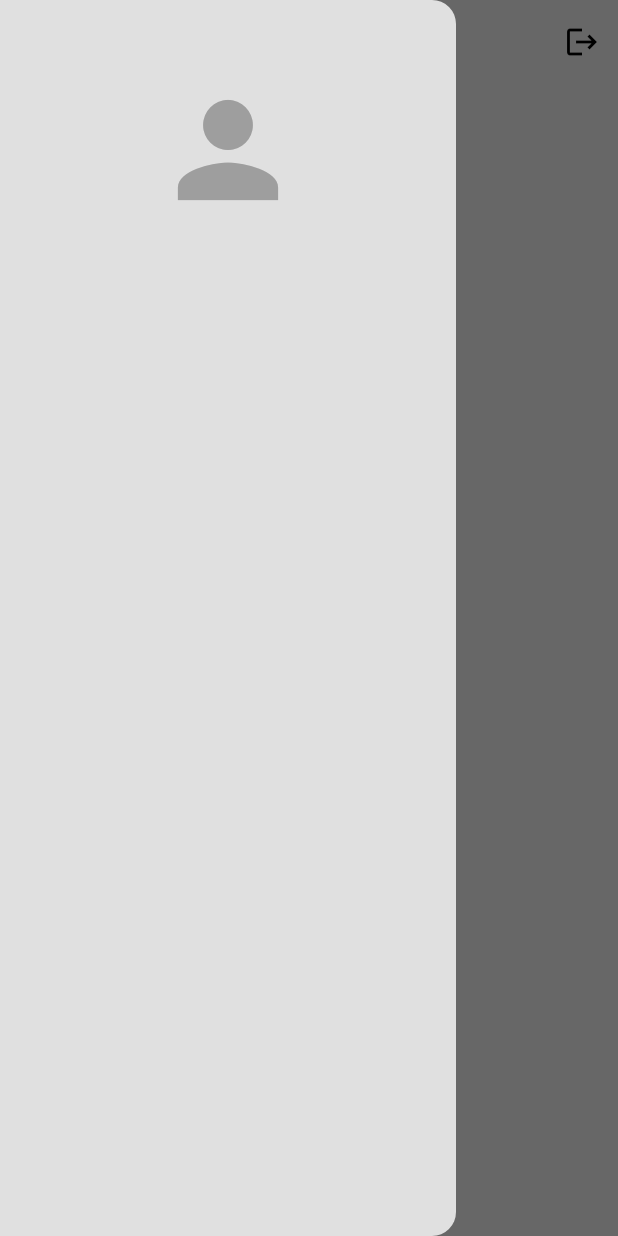
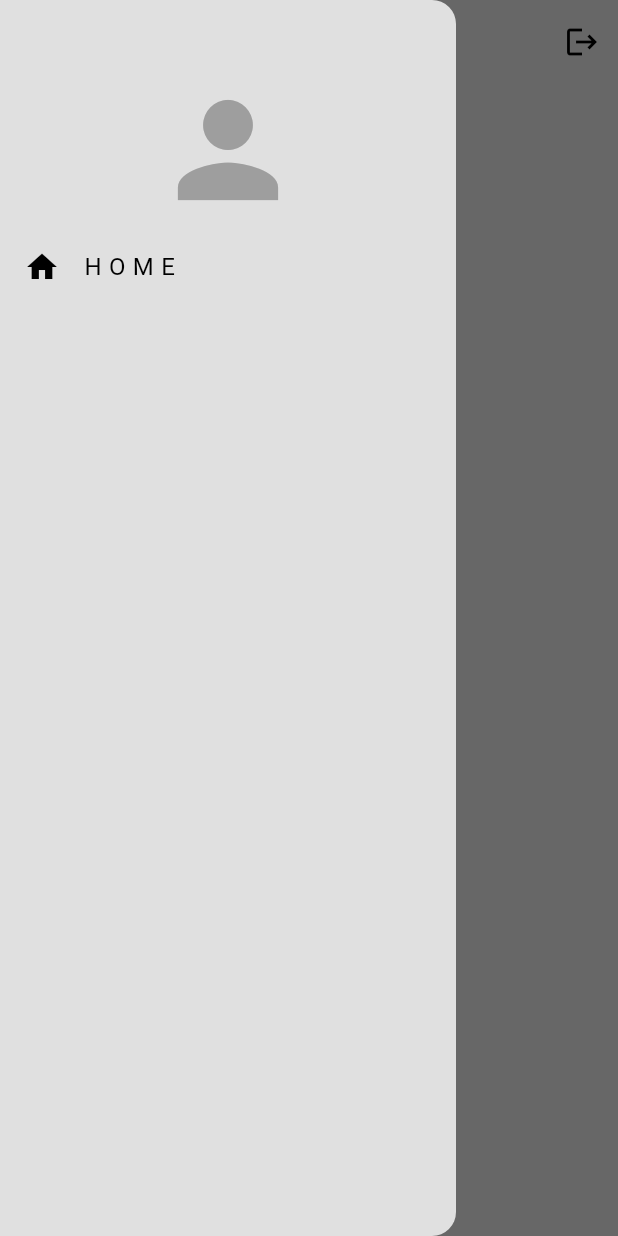
Before and after one commit to harshit81201/Social_Media_App, a Flutter app: the HomePage screen opened directly, with the side drawer open, on a phone screen of 412 x 824 dp. Run offline on Flutter 3.47's test engine with Material 3 defaults, Android fonts, the phone set to English and light mode, and no system bars; our stand-ins replace cloud_firestore, firebase_auth, firebase_core, flutter_bloc; accounts and stored records are empty.

Commit message:
updated drawer

```diff
--- a/lib/features/post/presentation/components/my_drawer.dart
+++ b/lib/features/post/presentation/components/my_drawer.dart
@@ -1,4 +1,5 @@
 import 'package:flutter/material.dart';
+import 'package:social_media_app/features/post/presentation/components/my_drawer_tile.dart';
 
 class MyDrawer extends StatelessWidget {
   const MyDrawer({super.key});
@@ -7,15 +8,34 @@ class MyDrawer extends StatelessWidget {
   Widget build(BuildContext context) {
     return Drawer(
       backgroundColor: Theme.of(context).colorScheme.surface,
-      child: const SafeArea(
+      child: SafeArea(
         child: Column(
           children: [
-            SizedBox(height: 50),
-            Icon(
+            const SizedBox(height: 50),
+            const Icon(
               Icons.person,
               size: 100,
               color: Colors.grey,
             ),
+
+            //home tile
+            MyDrawerTile(
+              title: 'H O M E',
+              icon: Icons.home,
+              onTap: () {},
+            ),
+
+
+            //profile tile
+
+
+            //search tile
+
+
+            //settings tile
+
+
+            //logout tile
           ],
         ),
       ),
--- /dev/null
+++ b/lib/features/post/presentation/components/my_drawer_tile.dart
@@ -0,0 +1,24 @@
+import 'package:flutter/material.dart';
+
+class MyDrawerTile extends StatelessWidget {
+
+  final String title;
+  final IconData icon;
+  final void Function()? onTap;
+
+  const MyDrawerTile({
+    super.key,
+    required this.title,
+    required this.icon,
+    required this.onTap,
+  });
+
+  @override
+  Widget build(BuildContext context) {
+    return ListTile(
+      title: Text(title),
+      leading: Icon(icon),
+      onTap: onTap,
+    );
+  }
+}
```
